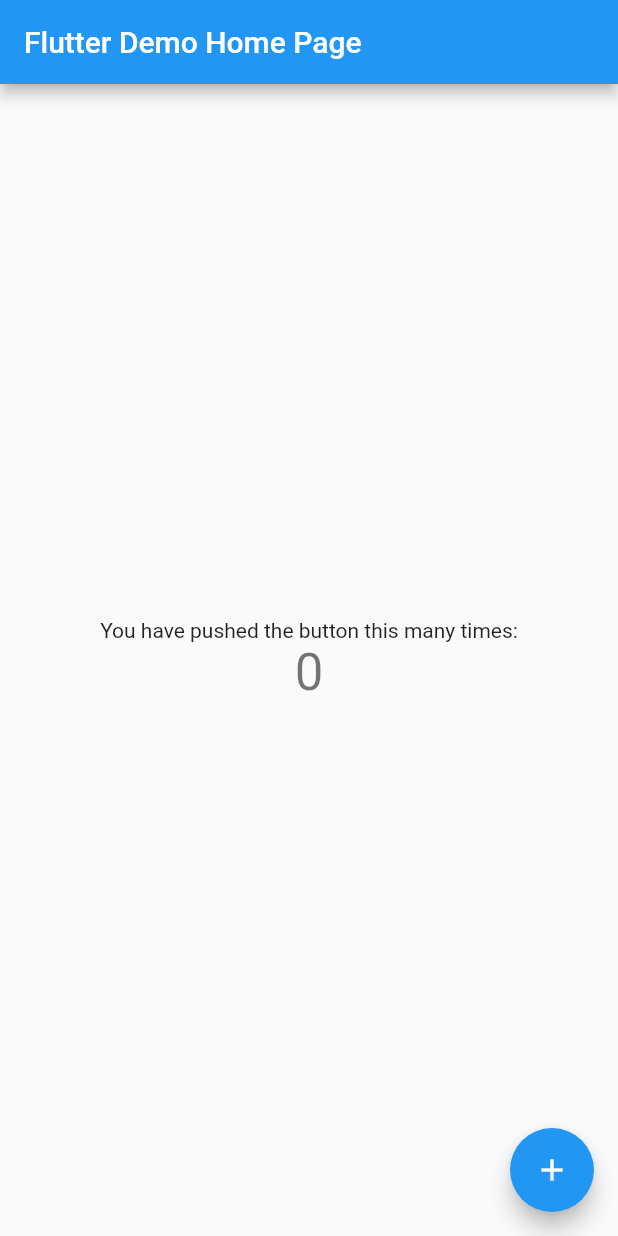
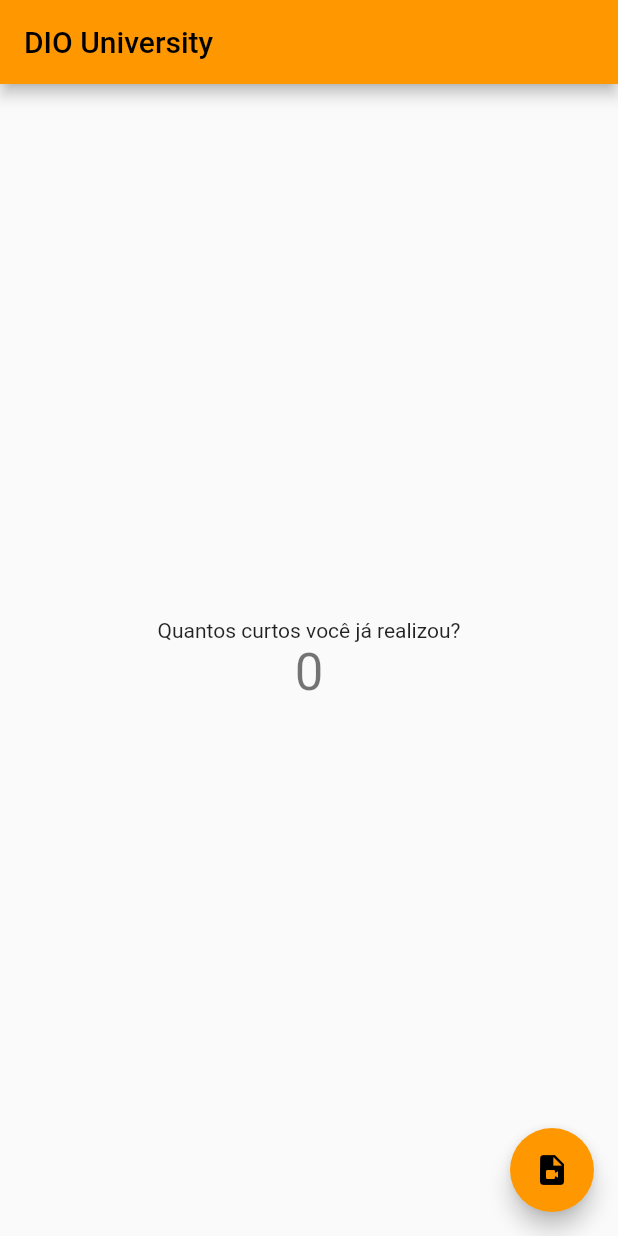
Before and after one commit to romariosena/app_diopro, a Flutter app: the screen it shows after launch, on a phone screen of 412 x 824 dp. Run offline on Flutter 3.47's test engine with Material 2 defaults, Android fonts, the phone set to English and light mode, and no system bars.

Commit message:
Alterações iniciais arquivo main

```diff
--- a/lib/main.dart
+++ b/lib/main.dart
@@ -11,7 +11,7 @@
   @override
   Widget build(BuildContext context) {
     return MaterialApp(
-      title: 'Flutter Demo',
+      title: 'DIO University',
       theme: ThemeData(
         // This is the theme of your application.
         //
@@ -22,9 +22,9 @@
         // or simply save your changes to "hot reload" in a Flutter IDE).
         // Notice that the counter didn't reset back to zero; the application
         // is not restarted.
-        primarySwatch: Colors.blue,
+        primarySwatch: Colors.orange,
       ),
-      home: const MyHomePage(title: 'Flutter Demo Home Page'),
+      home: const MyHomePage(title: 'DIO University'),
     );
   }
 }
@@ -96,7 +96,7 @@
           mainAxisAlignment: MainAxisAlignment.center,
           children: <Widget>[
             const Text(
-              'You have pushed the button this many times:',
+              'Quantos curtos você já realizou?',
             ),
             Text(
               '$_counter',
@@ -108,7 +108,7 @@
       floatingActionButton: FloatingActionButton(
         onPressed: _incrementCounter,
         tooltip: 'Increment',
-        child: const Icon(Icons.add),
+        child: const Icon(Icons.video_file),
       ), // This trailing comma makes auto-formatting nicer for build methods.
     );
   }
```
